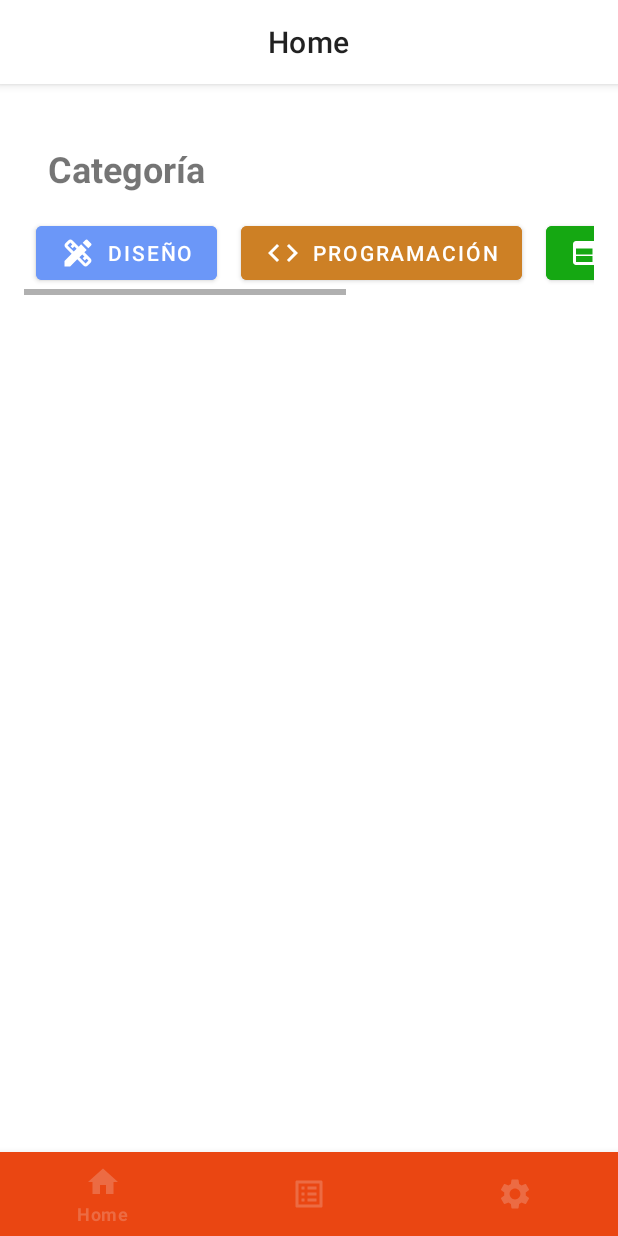
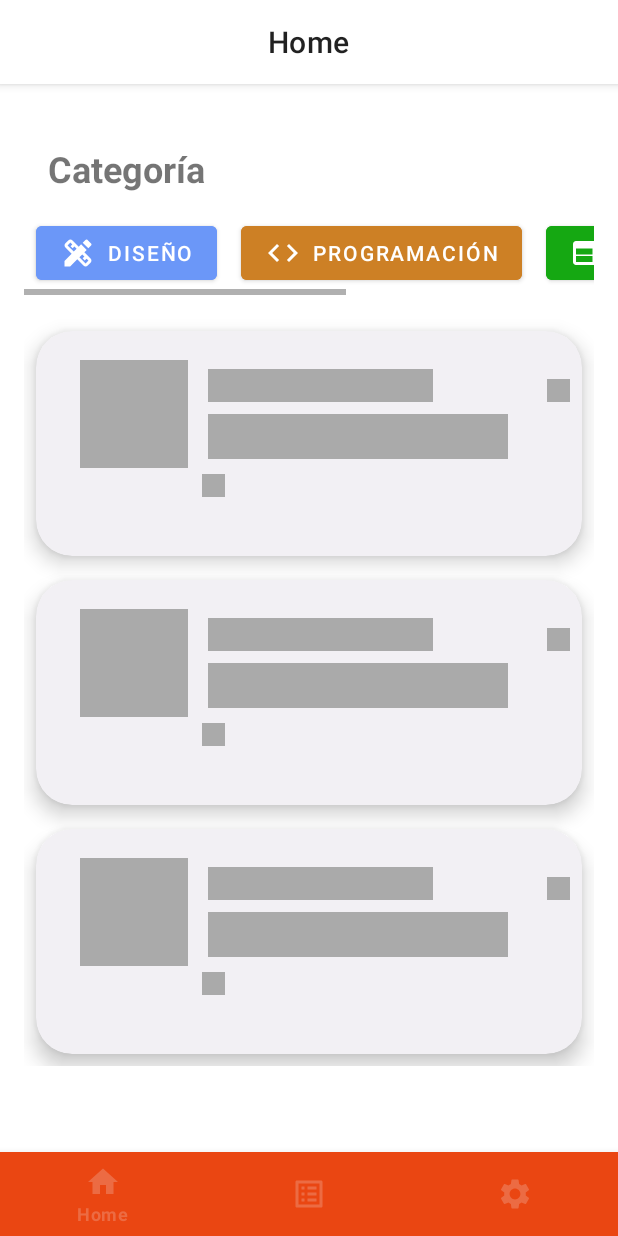
Before and after one commit to fragoso94/ElearningApp, an Android app: the HomeFragment screen opened directly, with no data from a screen before it, on a phone screen of 412 x 824 dp. Run offline under Robolectric (Android 15) with nearby library versions, the phone set to English and light mode, and no system bars; our stand-ins replace Room's generated code, Shimmer, navigation-ui.

Commit message:
Se modifico la vista de cursos comprados y se agrego shimmer a recycler view de cursos

```diff
--- a/app/build.gradle
+++ b/app/build.gradle
@@ -58,7 +58,7 @@ dependencies {
 
     implementation "com.squareup.retrofit2:retrofit:2.9.0"
     implementation "com.squareup.retrofit2:converter-gson:2.9.0"
-
+    implementation 'com.facebook.shimmer:shimmer:0.5.0'
     testImplementation 'junit:junit:4.13.2'
     androidTestImplementation 'androidx.test.ext:junit:1.1.5'
     androidTestImplementation 'androidx.test.espresso:espresso-core:3.5.1'
--- a/app/src/main/java/com/my/first/elearningapp/database/utilities/Helpers.kt
+++ b/app/src/main/java/com/my/first/elearningapp/database/utilities/Helpers.kt
@@ -10,6 +10,8 @@ import com.my.first.elearningapp.model.CourseResponse
 class Helpers {
     companion object{
         const val COURSE_ID = "courseID"
+        const val COURSE_ITEM = "courseITEM"
+        const val IS_VIEW_BUY = "courseTYPE"
         const val URL_BASE_API = "http://192.168.1.164:9095/"
 
         fun convertDataClass(context: Context, dataClassA: CourseResponse): Course {
--- a/app/src/main/res/layout/fragment_course.xml
+++ b/app/src/main/res/layout/fragment_course.xml
@@ -24,7 +24,7 @@
     <androidx.constraintlayout.widget.ConstraintLayout
         android:layout_width="match_parent"
         android:layout_height="match_parent"
-        android:layout_marginTop="25dp"
+        android:layout_marginTop="40dp"
         tools:context=".fragments.CourseFragment">
 
         <androidx.recyclerview.widget.RecyclerView
--- a/app/src/main/res/layout/fragment_home.xml
+++ b/app/src/main/res/layout/fragment_home.xml
@@ -100,6 +100,21 @@
             </LinearLayout>
         </HorizontalScrollView>
 
+        <com.facebook.shimmer.ShimmerFrameLayout
+            android:id="@+id/shimmer_view_container"
+            android:layout_width="match_parent"
+            android:layout_height="wrap_content"
+            android:layout_marginTop="16dp"
+            app:layout_constraintTop_toBottomOf="@+id/horizon_layout">
+            <LinearLayout
+                android:layout_width="match_parent"
+                android:layout_height="wrap_content"
+                android:orientation="vertical">
+                <include layout="@layout/list_item_shimmer"/>
+                <include layout="@layout/list_item_shimmer"/>
+                <include layout="@layout/list_item_shimmer"/>
+            </LinearLayout>
+        </com.facebook.shimmer.ShimmerFrameLayout>
         <androidx.recyclerview.widget.RecyclerView
             android:id="@+id/recycler"
             android:layout_width="match_parent"
--- /dev/null
+++ b/app/src/main/res/layout/list_item_shimmer.xml
@@ -0,0 +1,114 @@
+<?xml version="1.0" encoding="utf-8"?>
+<androidx.cardview.widget.CardView xmlns:android="http://schemas.android.com/apk/res/android"
+    android:layout_width="match_parent"
+    android:layout_height="150dp"
+    android:layout_margin="8dp"
+    android:clickable="true"
+    app:cardBackgroundColor="#F2F0F4"
+    xmlns:app="http://schemas.android.com/apk/res-auto"
+    app:cardCornerRadius="24dp"
+    app:cardElevation="8dp">
+
+    <androidx.constraintlayout.widget.ConstraintLayout
+        android:id="@+id/cardview_layout"
+        android:layout_width="match_parent"
+        android:layout_height="wrap_content">
+
+        <androidx.constraintlayout.widget.Guideline
+            android:id="@+id/guideline"
+            android:layout_width="wrap_content"
+            android:layout_height="wrap_content"
+            android:orientation="horizontal"
+            app:layout_constraintGuide_percent=".5" />
+
+        <androidx.constraintlayout.widget.Guideline
+            android:id="@+id/guideline2"
+            android:layout_width="wrap_content"
+            android:layout_height="wrap_content"
+            android:orientation="vertical"
+            app:layout_constraintGuide_percent="0.08" />
+
+        <androidx.constraintlayout.widget.Guideline
+            android:id="@+id/guideline3"
+            android:layout_width="wrap_content"
+            android:layout_height="wrap_content"
+            android:orientation="vertical"
+            app:layout_constraintGuide_begin="356dp" />
+
+        <androidx.constraintlayout.widget.Guideline
+            android:id="@+id/guideline4"
+            android:layout_width="wrap_content"
+            android:layout_height="wrap_content"
+            android:orientation="vertical"
+            app:layout_constraintGuide_percent="0.26" />
+
+
+        <ImageView
+            android:id="@+id/courseImage"
+            android:layout_width="72dp"
+            android:layout_height="72dp"
+            android:adjustViewBounds="true"
+            app:layout_constraintBottom_toTopOf="@+id/guideline"
+            app:layout_constraintStart_toStartOf="@+id/guideline2"
+            app:layout_constraintTop_toTopOf="@+id/guideline"
+            android:background="@android:color/darker_gray"/>
+
+<!--        <RatingBar-->
+<!--            android:id="@+id/rbCalification"-->
+<!--            style="@style/Widget.AppCompat.RatingBar.Indicator"-->
+<!--            android:theme="@style/RatingBar"-->
+<!--            android:layout_width="wrap_content"-->
+<!--            android:layout_height="wrap_content"-->
+<!--            android:layout_marginLeft="16dp"-->
+<!--            android:stepSize="0.5"-->
+<!--            android:rating="5"-->
+<!--            app:layout_constraintStart_toStartOf="@+id/guideline4"-->
+<!--            app:layout_constraintTop_toTopOf="@+id/guideline" />-->
+        <TextView
+            android:id="@+id/rbCalification"
+            android:layout_width="200dp"
+            android:layout_height="30dp"
+            android:layout_marginLeft="20dp"
+            android:background="@android:color/darker_gray"
+            app:layout_constraintStart_toStartOf="@+id/guideline4"
+            app:layout_constraintTop_toTopOf="@+id/guideline"
+            />
+
+        <TextView
+            android:id="@+id/tvCourse"
+            android:layout_width="150dp"
+            android:layout_height="wrap_content"
+            android:layout_marginLeft="20dp"
+            android:layout_marginBottom="8dp"
+            android:textSize="16sp"
+            android:textStyle="bold"
+            android:background="@android:color/darker_gray"
+            app:layout_constraintBottom_toTopOf="@+id/guideline"
+            app:layout_constraintStart_toStartOf="@+id/guideline4"
+            />
+
+        <TextView
+            android:id="@+id/tvHours"
+            android:layout_width="15dp"
+            android:layout_height="15dp"
+            android:layout_marginBottom="8dp"
+            android:textSize="16sp"
+            android:textStyle="bold"
+            app:layout_constraintBottom_toTopOf="@+id/guideline"
+            app:layout_constraintEnd_toStartOf="@+id/guideline3"
+            android:background="@android:color/darker_gray"/>
+
+
+        <TextView
+            android:id="@+id/tvPrice"
+            android:layout_width="15dp"
+            android:layout_height="15dp"
+            android:layout_marginLeft="16dp"
+            android:layout_marginTop="10dp"
+            android:textSize="16sp"
+            app:layout_constraintStart_toStartOf="@+id/guideline4"
+            app:layout_constraintTop_toBottomOf="@+id/rbCalification"
+            android:background="@android:color/darker_gray"/>
+
+    </androidx.constraintlayout.widget.ConstraintLayout>
+</androidx.cardview.widget.CardView>
--- a/app/src/main/res/values/strings.xml
+++ b/app/src/main/res/values/strings.xml
@@ -4,8 +4,8 @@
     <string name="title_signup">Let\'s get started!</string>
     <string name="subtitle_login">Login to your existing account of e-learning</string>
     <string name="subtitle_signup">Create an account to e-learning to get all feactures</string>
-    <string name="input_email_login">Email Address</string>
-    <string name="input_password_login">Create Password</string>
+    <string name="input_email_login">Name User</string>
+    <string name="input_password_login">Password</string>
     <string name="input_name_signup">Name</string>
     <string name="input_email_signup">Email Address</string>
     <string name="input_mobile_signup">Mobile Number</string>
```
Also changed, not shown: app/src/main/java/com/my/first/elearningapp/fragments/CourseFragment.kt (+47 -9 lines), app/src/main/java/com/my/first/elearningapp/fragments/DetailFragment.kt (+6 -22 lines), app/src/main/java/com/my/first/elearningapp/fragments/HomeFragment.kt (+8 -4 lines), app/src/main/java/com/my/first/elearningapp/fragments/ProfileFragment.kt (+0 -18 lines), app/src/main/java/com/my/first/elearningapp/home/DetailActivity.kt (+14 -16 lines), app/src/main/java/com/my/first/elearningapp/model/Course.kt (+37 -33 lines).
